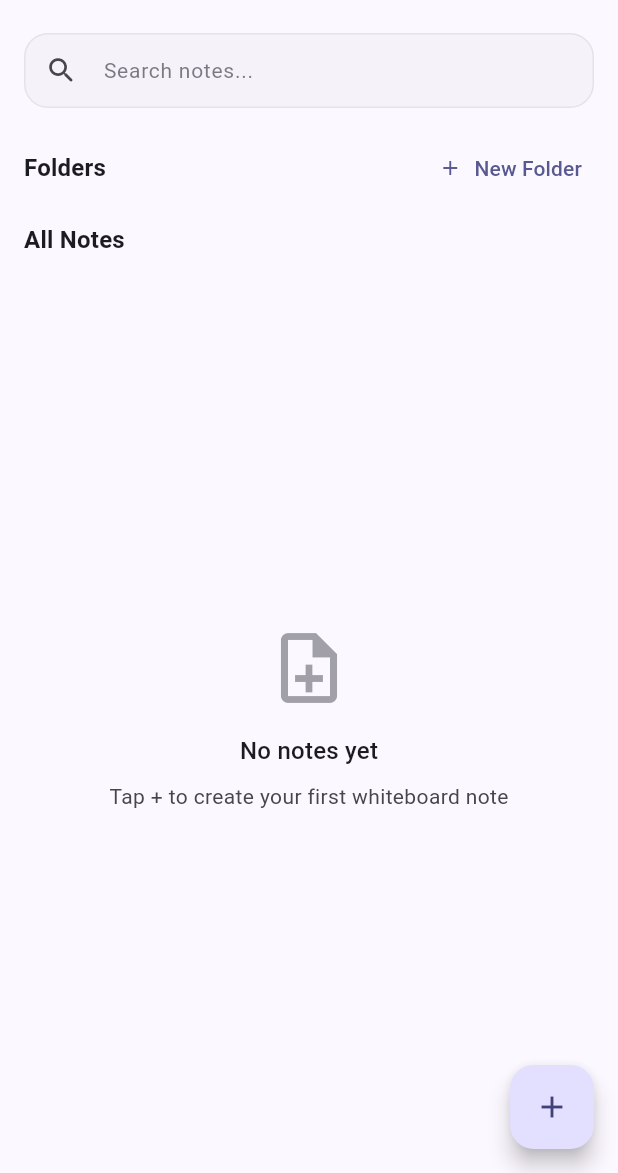
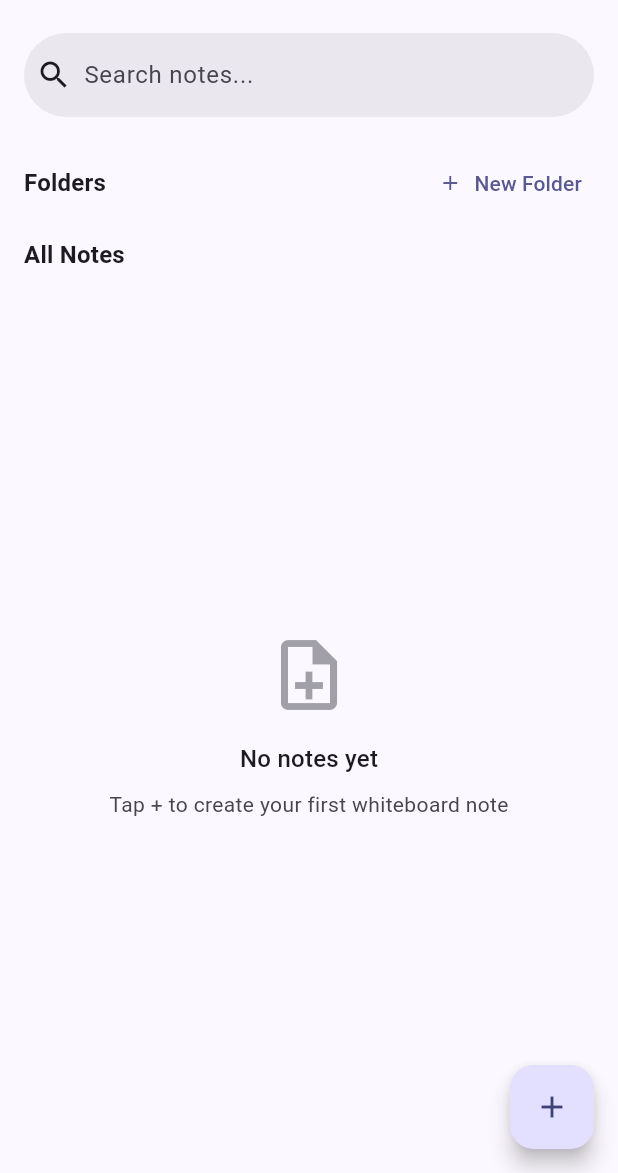
Before and after one commit to r2hu1/Boored, a Flutter app: the HomeScreen screen opened by its route, on a phone screen of 412 x 824 dp, the part 63-1236 px from its top. Run offline on Flutter 3.47's test engine with Material 3 defaults, Android fonts, the phone set to English and light mode, and no system bars; our stand-ins replace camera, dio, drift, drift_flutter, flutter_dotenv, flutter_riverpod and 8 more; missing offline and left inert: google_mlkit_selfie_segmentation, google_mlkit_text_recognition, pdfx; accounts and stored records are empty; generated files the repository leaves out were written again.

Commit message:
feat: use official Material 3 SearchBar component

```diff
--- a/apps/mobile/lib/features/home/presentation/home_screen.dart
+++ b/apps/mobile/lib/features/home/presentation/home_screen.dart
@@ -152,53 +152,29 @@ class _HomeScreenState extends ConsumerState<HomeScreen> {
         },
         child: CustomScrollView(
           slivers: [
-            // Search Bar above folders section
+            // Official Material 3 SearchBar above folders section
             SliverToBoxAdapter(
               child: Padding(
-                padding: const EdgeInsets.fromLTRB(16, 8, 16, 8),
-                child: Container(
-                  decoration: BoxDecoration(
-                    color: colors.surfaceContainerLow,
-                    borderRadius: BorderRadius.circular(16),
-                    border: Border.all(
-                      color: colors.outlineVariant.withValues(alpha: 0.35),
-                      width: 1,
-                    ),
+                padding: const EdgeInsets.fromLTRB(16, 8, 16, 12),
+                child: SearchBar(
+                  controller: _searchController,
+                  hintText: 'Search notes...',
+                  leading: const Icon(Icons.search),
+                  trailing: [
+                    if (_searchController.text.isNotEmpty)
+                      IconButton(
+                        icon: const Icon(Icons.clear),
+                        onPressed: _closeSearch,
+                      ),
+                  ],
+                  elevation: const WidgetStatePropertyAll<double>(0),
+                  backgroundColor: WidgetStatePropertyAll<Color>(
+                    colors.surfaceContainerHigh,
                   ),
-                  child: TextField(
-                    controller: _searchController,
-                    decoration: InputDecoration(
-                      hintText: 'Search notes...',
-                      hintStyle: TextStyle(
-                        color: colors.onSurfaceVariant.withValues(alpha: 0.7),
-                        fontSize: 14,
-                      ),
-                      prefixIcon: Icon(
-                        Icons.search_rounded,
-                        color: colors.onSurfaceVariant,
-                        size: 22,
-                      ),
-                      suffixIcon: _searchController.text.isNotEmpty
-                          ? IconButton(
-                              icon: Icon(
-                                Icons.clear_rounded,
-                                color: colors.onSurfaceVariant,
-                                size: 20,
-                              ),
-                              onPressed: _closeSearch,
-                            )
-                          : null,
-                      border: InputBorder.none,
-                      contentPadding: const EdgeInsets.symmetric(
-                        horizontal: 16,
-                        vertical: 12,
-                      ),
-                    ),
-                    onChanged: (query) {
-                      ref.read(notesNotifierProvider.notifier).search(query);
-                      setState(() {});
-                    },
-                  ),
+                  onChanged: (query) {
+                    ref.read(notesNotifierProvider.notifier).search(query);
+                    setState(() {});
+                  },
                 ),
               ),
             ),
```
